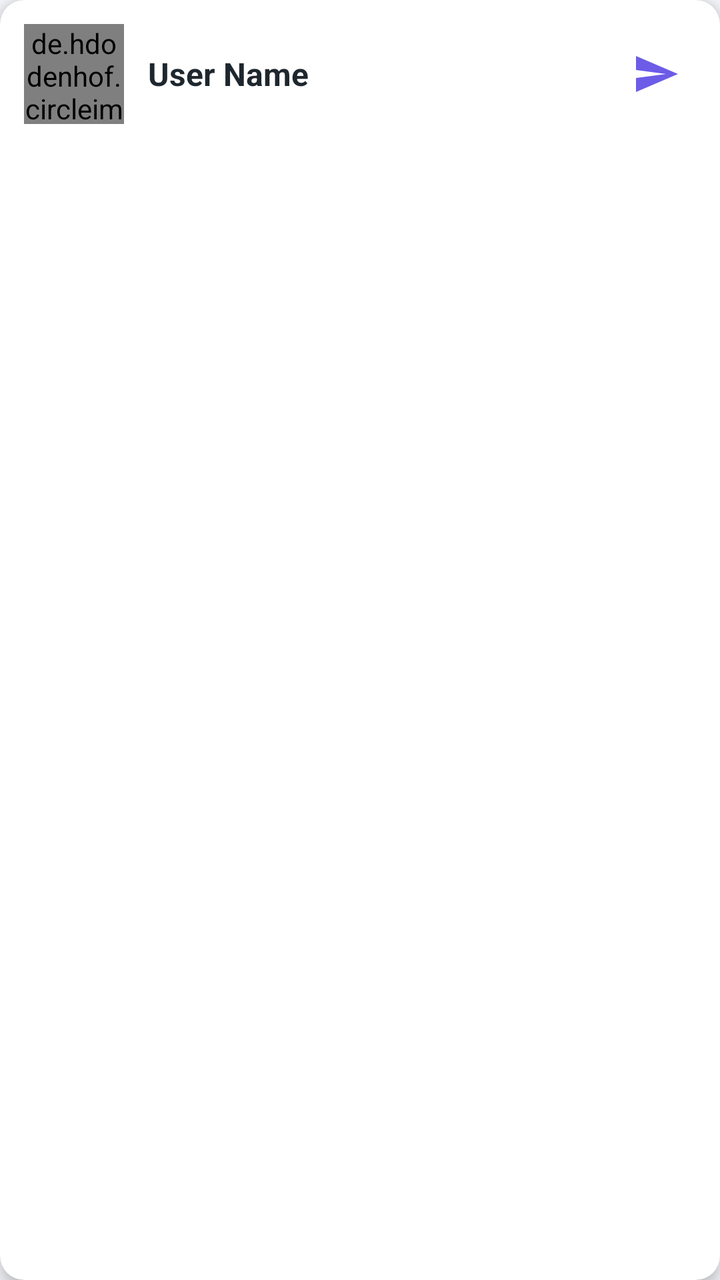
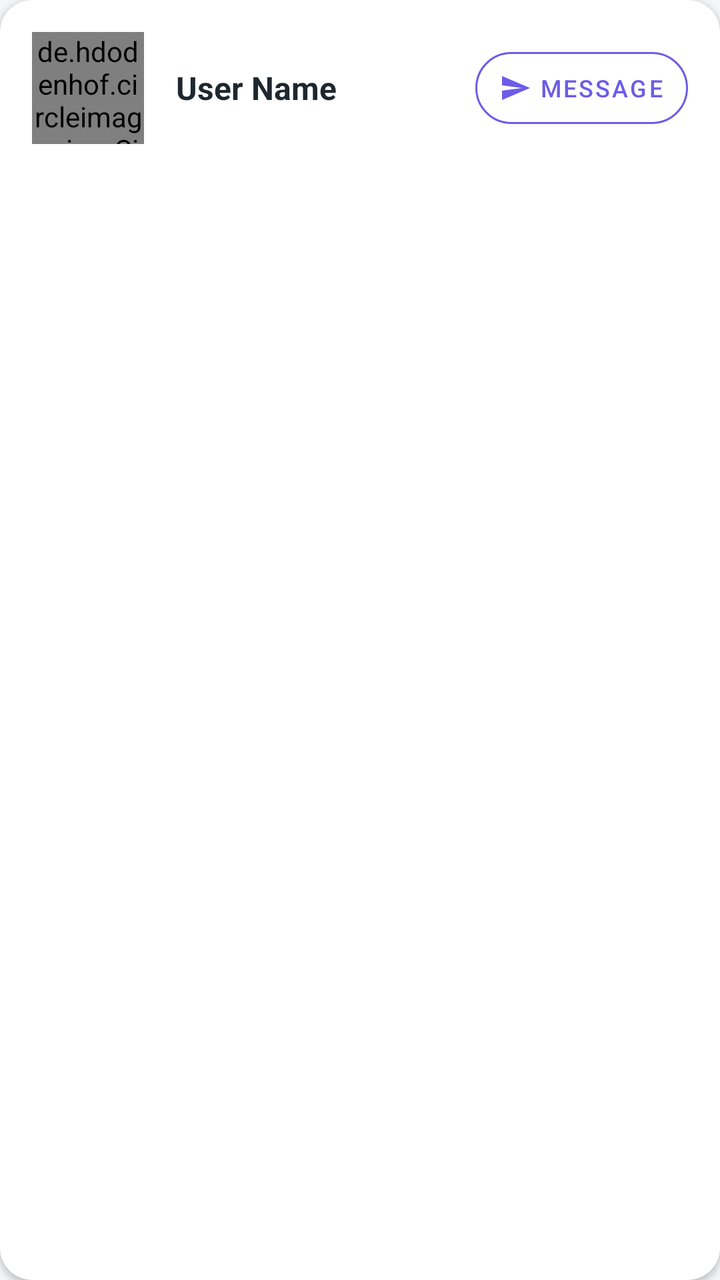

The first picture is an Android layout as it rendered before a commit; the second is the same layout after the commit. The layout source and the unified diff follow.
<!-- AndroidManifest.xml: application theme Theme.VisiBoard -->
<!-- res/layout/item_following_user.xml -->
<?xml version="1.0" encoding="utf-8"?>
<androidx.cardview.widget.CardView xmlns:android="http://schemas.android.com/apk/res/android"
    xmlns:app="http://schemas.android.com/apk/res-auto"
    android:layout_width="match_parent"
    android:layout_height="wrap_content"
    android:layout_margin="8dp"
    app:cardCornerRadius="12dp"
    app:cardElevation="4dp"
    app:cardBackgroundColor="@color/card_background">

    <LinearLayout
        android:layout_width="match_parent"
        android:layout_height="wrap_content"
        android:orientation="horizontal"
        android:padding="12dp"
        android:gravity="center_vertical">

        <de.hdodenhof.circleimageview.CircleImageView
            android:id="@+id/iv_user_avatar"
            android:layout_width="50dp"
            android:layout_height="50dp"
            android:src="@drawable/ic_profile"
            app:civ_border_width="2dp"
            app:civ_border_color="@color/primary"/>

        <LinearLayout
            android:layout_width="0dp"
            android:layout_height="wrap_content"
            android:layout_weight="1"
            android:orientation="vertical"
            android:layout_marginStart="12dp">

            <TextView
                android:id="@+id/tv_user_name"
                android:layout_width="wrap_content"
                android:layout_height="wrap_content"
                android:textColor="@color/text_primary"
                android:textStyle="bold"
                android:textSize="16sp"
                android:text="User Name"/>

            <TextView
                android:id="@+id/tv_user_location"
                android:layout_width="wrap_content"
                android:layout_height="wrap_content"
                android:textColor="@color/text_secondary"
                android:textSize="13sp"
                android:layout_marginTop="2dp"
                android:text="Location"
                android:visibility="gone"/>

        </LinearLayout>

        <ImageView
            android:id="@+id/btn_send_message"
            android:layout_width="40dp"
            android:layout_height="40dp"
            android:layout_marginStart="8dp"
            android:src="@drawable/ic_send"
            android:background="?attr/selectableItemBackgroundBorderless"
            android:tint="@color/primary"
            android:padding="8dp"
            android:contentDescription="Send Message"/>

    </LinearLayout>

</androidx.cardview.widget.CardView>
<!-- resources referenced by this layout -->
<resources>
  <color name="card_background">#FFFFFF</color>
  <color name="primary">#6C5CE7</color>
  <color name="text_primary">#1E272E</color>
  <color name="text_secondary">#57606F</color>
  <!-- drawable ic_profile (drawable) -->
  <?xml version="1.0" encoding="utf-8"?>
  <vector xmlns:android="http://schemas.android.com/apk/res/android" android:height="24dp" android:tint="#000000" android:viewportHeight="24" android:viewportWidth="24" android:width="24dp">
        
      <path android:fillColor="@android:color/white" android:pathData="M12,2C6.48,2 2,6.48 2,12s4.48,10 10,10s10,-4.48 10,-10S17.52,2 12,2zM12,6c1.93,0 3.5,1.57 3.5,3.5S13.93,13 12,13s-3.5,-1.57 -3.5,-3.5S10.07,6 12,6zM12,20c-2.03,0 -4.43,-0.82 -6.14,-2.88C7.55,15.8 9.68,15 12,15s4.45,0.8 6.14,2.12C16.43,19.18 14.03,20 12,20z"/>
      
  </vector>
  <!-- drawable ic_send (drawable) -->
  <vector xmlns:android="http://schemas.android.com/apk/res/android"
      android:width="24dp"
      android:height="24dp"
      android:viewportWidth="24"
      android:viewportHeight="24">
      <path
          android:fillColor="#FF000000"
          android:pathData="M2.01,21L23,12 2.01,3 2,10l15,2 -15,2z" />
  </vector>
  <style name="Theme.VisiBoard" parent="Base.Theme.VisiBoard" />
  <style name="Base.Theme.VisiBoard" parent="Theme.Material3.DayNight.NoActionBar">
          <item name="colorPrimary">@color/primary</item>
          <item name="colorPrimaryDark">@color/primaryDark</item>
          <item name="colorSecondary">@color/secondary</item>
          <item name="android:windowBackground">@color/background_light</item>
          <item name="android:textColor">@color/text_primary</item>
          <item name="android:statusBarColor">@color/primaryDark</item>
      </style>
  <color name="primaryDark">#5849C7</color>
  <color name="secondary">#74B9FF</color>
  <color name="background_light">#F5F6FA</color>
</resources>

<!-- the commit's change to res/layout/item_following_user.xml (unified diff, before → after) -->
@@ -3,64 +3,72 @@
     xmlns:app="http://schemas.android.com/apk/res-auto"
     android:layout_width="match_parent"
     android:layout_height="wrap_content"
-    android:layout_margin="8dp"
-    app:cardCornerRadius="12dp"
-    app:cardElevation="4dp"
+    android:layout_marginHorizontal="4dp"
+    android:layout_marginVertical="6dp"
+    app:cardCornerRadius="16dp"
+    app:cardElevation="2dp"
     app:cardBackgroundColor="@color/card_background">
 
     <LinearLayout
         android:layout_width="match_parent"
         android:layout_height="wrap_content"
         android:orientation="horizontal"
-        android:padding="12dp"
-        android:gravity="center_vertical">
+        android:gravity="center_vertical"
+        android:padding="16dp">
 
         <de.hdodenhof.circleimageview.CircleImageView
             android:id="@+id/iv_user_avatar"
-            android:layout_width="50dp"
-            android:layout_height="50dp"
+            android:layout_width="56dp"
+            android:layout_height="56dp"
             android:src="@drawable/ic_profile"
-            app:civ_border_width="2dp"
-            app:civ_border_color="@color/primary"/>
+            app:civ_border_width="0dp"/>
 
         <LinearLayout
             android:layout_width="0dp"
             android:layout_height="wrap_content"
             android:layout_weight="1"
             android:orientation="vertical"
-            android:layout_marginStart="12dp">
+            android:layout_marginStart="16dp"
+            android:layout_marginEnd="8dp">
 
             <TextView
                 android:id="@+id/tv_user_name"
                 android:layout_width="wrap_content"
                 android:layout_height="wrap_content"
+                android:text="User Name"
                 android:textColor="@color/text_primary"
+                android:textSize="16sp"
                 android:textStyle="bold"
-                android:textSize="16sp"
-                android:text="User Name"/>
+                android:ellipsize="end"
+                android:maxLines="1"/>
 
             <TextView
                 android:id="@+id/tv_user_location"
                 android:layout_width="wrap_content"
                 android:layout_height="wrap_content"
+                android:text="Location"
                 android:textColor="@color/text_secondary"
                 android:textSize="13sp"
-                android:layout_marginTop="2dp"
-                android:text="Location"
-                android:visibility="gone"/>
-
+                android:visibility="gone"
+                android:ellipsize="end"
+                android:maxLines="1"/>
         </LinearLayout>
 
-        <ImageView
+        <com.google.android.material.button.MaterialButton
             android:id="@+id/btn_send_message"
-            android:layout_width="40dp"
-            android:layout_height="40dp"
-            android:layout_marginStart="8dp"
-            android:src="@drawable/ic_send"
-            android:background="?attr/selectableItemBackgroundBorderless"
-            android:tint="@color/primary"
-            android:padding="8dp"
-            android:contentDescription="Send Message"/>
+            style="@style/Widget.MaterialComponents.Button.OutlinedButton"
+            android:layout_width="wrap_content"
+            android:layout_height="wrap_content"
+            android:text="Message"
+            android:textSize="12sp"
+            android:paddingHorizontal="12dp"
+            app:cornerRadius="18dp"
+            app:strokeColor="@color/primary"
+            app:strokeWidth="1dp"
+            android:textColor="@color/primary"
+            app:icon="@drawable/ic_send"
+            app:iconSize="16dp"
+            app:iconTint="@color/primary"/>
 
     </LinearLayout>
 
